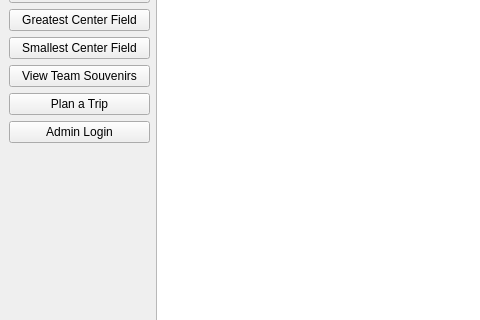
Old version of the form src/mainwindow.ui in the repository roob18/Project-2-Baseball; both pictures show x 0 to 480 and y 280 to 600 of the 1000 by 800 pixel window.
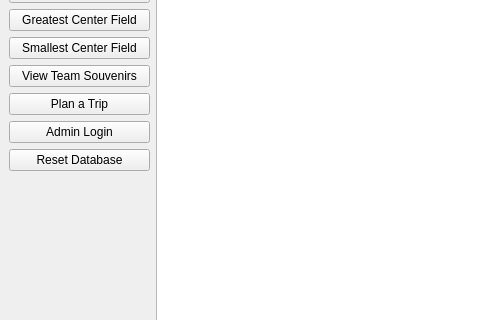
New version of the form. Icons and pictures are not drawn.

```diff
--- a/src/mainwindow.ui
+++ b/src/mainwindow.ui
@@ -128,6 +128,13 @@
         </property>
        </widget>
       </item>
+      <item>
+       <widget class="QPushButton" name="resetDatabaseButton">
+        <property name="text">
+         <string>Reset Database</string>
+        </property>
+       </widget>
+      </item>
       <item>
        <spacer name="verticalSpacer">
         <property name="orientation">
```
